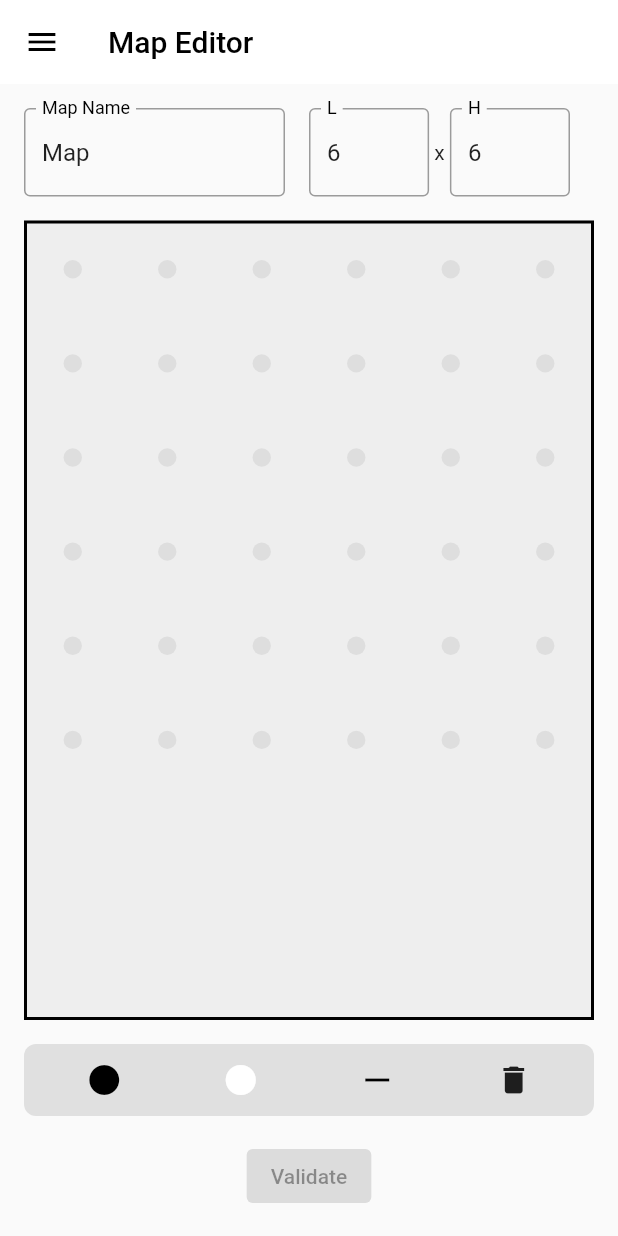
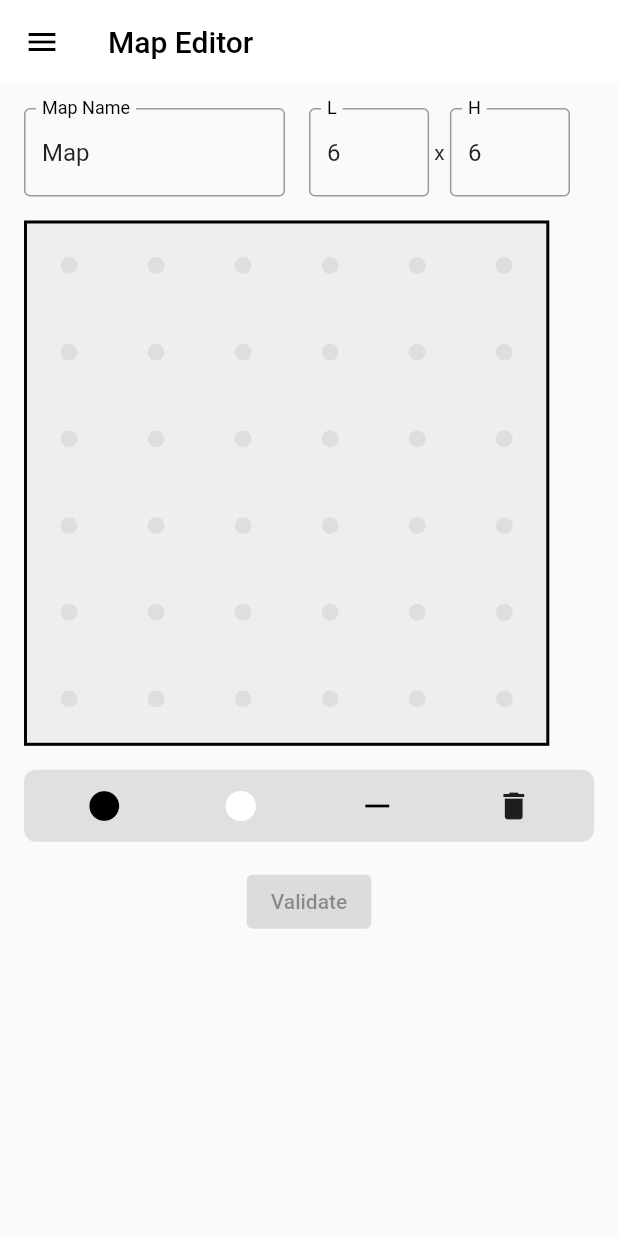
Before and after one commit to Nicolas-wrobel/MasyuPetanque, a Flutter app: the MapCreatorScreen screen opened by its route, on a phone screen of 412 x 824 dp. Run offline on Flutter 3.47's test engine with Material 2 defaults, Android fonts, the phone set to English and light mode, and no system bars; our stand-ins replace firebase_auth, firebase_core, firebase_database, google_sign_in; accounts and stored records are empty.

Commit message:
Fix editor screen

```diff
--- a/masyu_petanque/lib/src/repositories/authentication/user_repository.dart
+++ b/masyu_petanque/lib/src/repositories/authentication/user_repository.dart
@@ -3,7 +3,7 @@ import 'package:firebase_database/firebase_database.dart';
 import 'package:google_sign_in/google_sign_in.dart';
 import 'package:flutter/foundation.dart';
 
-import '../../models/user.dart';
+import 'package:masyu_petanque/src/models/user.dart';
 
 // Classe pour gérer les interactions avec les utilisateurs
 class UserRepository {
--- a/masyu_petanque/lib/src/repositories/database/game_repository.dart
+++ b/masyu_petanque/lib/src/repositories/database/game_repository.dart
@@ -5,7 +5,7 @@ import 'package:firebase_database/firebase_database.dart';
 import 'package:flutter/foundation.dart';
 import 'package:masyu_petanque/src/repositories/authentication/user_repository.dart';
 
-import '../../models/game_grid.dart';
+import 'package:masyu_petanque/src/models/game_grid.dart';
 
 class GameRepository {
   final FirebaseDatabase _firebaseDatabase = FirebaseDatabase.instance;
--- a/masyu_petanque/lib/src/screens/map_creator_screen.dart
+++ b/masyu_petanque/lib/src/screens/map_creator_screen.dart
@@ -195,8 +195,12 @@ class _MapCreatorScreenState extends State<MapCreatorScreen> {
               ],
             ),
             const SizedBox(height: 16),
+            SizedBox(
+              height: MediaQuery.of(context).size.height * 0.425,
               // Grille de l'éditeur de carte
-            Expanded(
+              child: Expanded(
+                child: AspectRatio(
+                  aspectRatio: gameMap.grid.width / gameMap.grid.height,
                   child: Container(
                       color: Colors.grey[200],
                       child: GameGridWidgetEditor(
@@ -214,6 +218,8 @@ class _MapCreatorScreenState extends State<MapCreatorScreen> {
                         tool: currentToolMode,
                         onVictoryStateChanged: _onVictoryStateChanged,
                       )),
+                ),
+              ),
             ),
             const SizedBox(height: 16),
             // Barre d'outils pour l'édition de la carte
```
Lines whose indentation alone changed are shown as unchanged.
